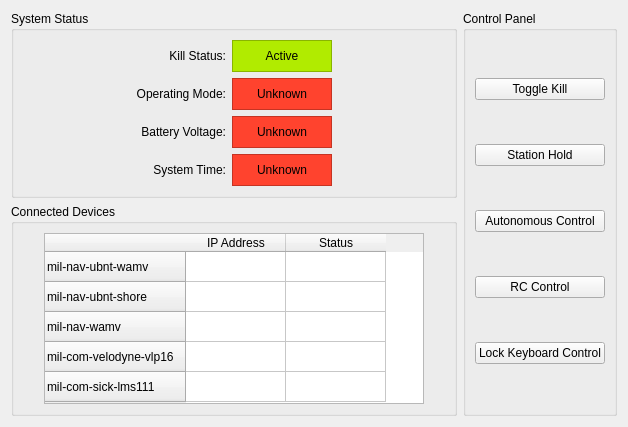
First picture: the form in utils/navigator_gui/resource/dashboard.ui, repository uf-mil/mil, before the edit.
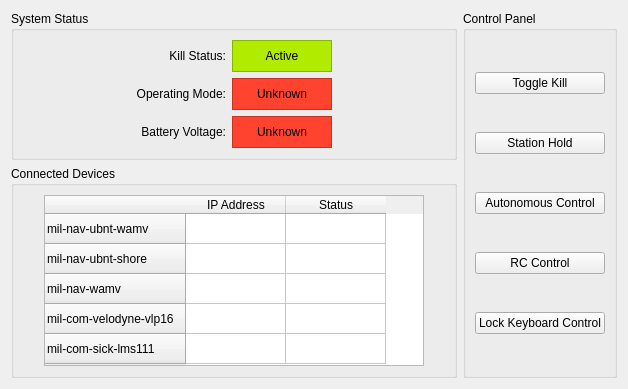
Second picture: the form after the edit.

Commit message: GUI: Removed the clock to prevent crashes and cleaned up the dashboard code

What changed in the file:
```diff
--- a/utils/navigator_gui/resource/dashboard.ui
+++ b/utils/navigator_gui/resource/dashboard.ui
@@ -7,7 +7,7 @@
     <x>0</x>
     <y>0</y>
     <width>628</width>
-    <height>427</height>
+    <height>389</height>
    </rect>
   </property>
   <property name="minimumSize">
@@ -96,53 +96,6 @@
             </layout>
            </widget>
           </item>
-          <item row="5" column="1">
-           <widget class="QLabel" name="system_time_label">
-            <property name="text">
-             <string>System Time:</string>
-            </property>
-            <property name="alignment">
-             <set>Qt::AlignRight|Qt::AlignTrailing|Qt::AlignVCenter</set>
-            </property>
-           </widget>
-          </item>
-          <item row="5" column="2">
-           <widget class="QFrame" name="system_time_frame">
-            <property name="minimumSize">
-             <size>
-              <width>100</width>
-              <height>32</height>
-             </size>
-            </property>
-            <property name="maximumSize">
-             <size>
-              <width>100</width>
-              <height>32</height>
-             </size>
-            </property>
-            <property name="styleSheet">
-             <string notr="true">QWidget {background-color:#FF432E;}</string>
-            </property>
-            <property name="frameShape">
-             <enum>QFrame::StyledPanel</enum>
-            </property>
-            <property name="frameShadow">
-             <enum>QFrame::Raised</enum>
-            </property>
-            <layout class="QGridLayout" name="gridLayout_2">
-             <item row="0" column="0">
-              <widget class="QLabel" name="system_time_status">
-               <property name="text">
-                <string>Unknown</string>
-               </property>
-               <property name="alignment">
-                <set>Qt::AlignCenter</set>
-               </property>
-              </widget>
-             </item>
-            </layout>
-           </widget>
-          </item>
           <item row="2" column="1">
            <widget class="QLabel" name="kill_status_label">
             <property name="text">
```
Left out of the diff: 20 changed lines with no effect on the pictures. The commit also changes 4 other files.
